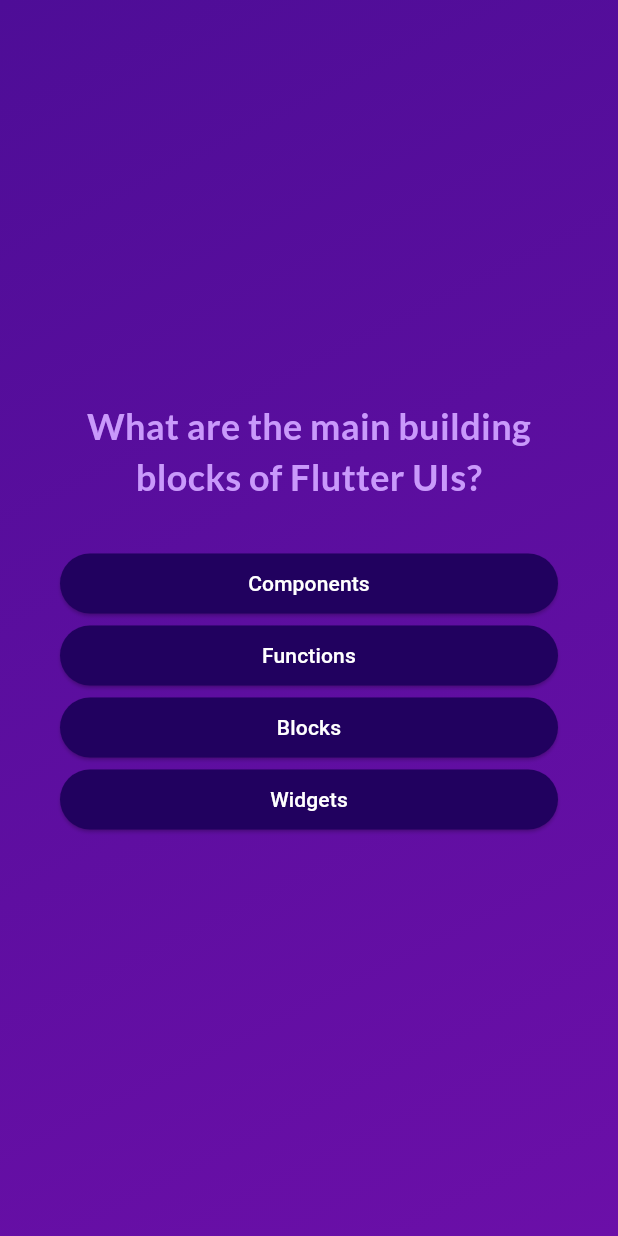
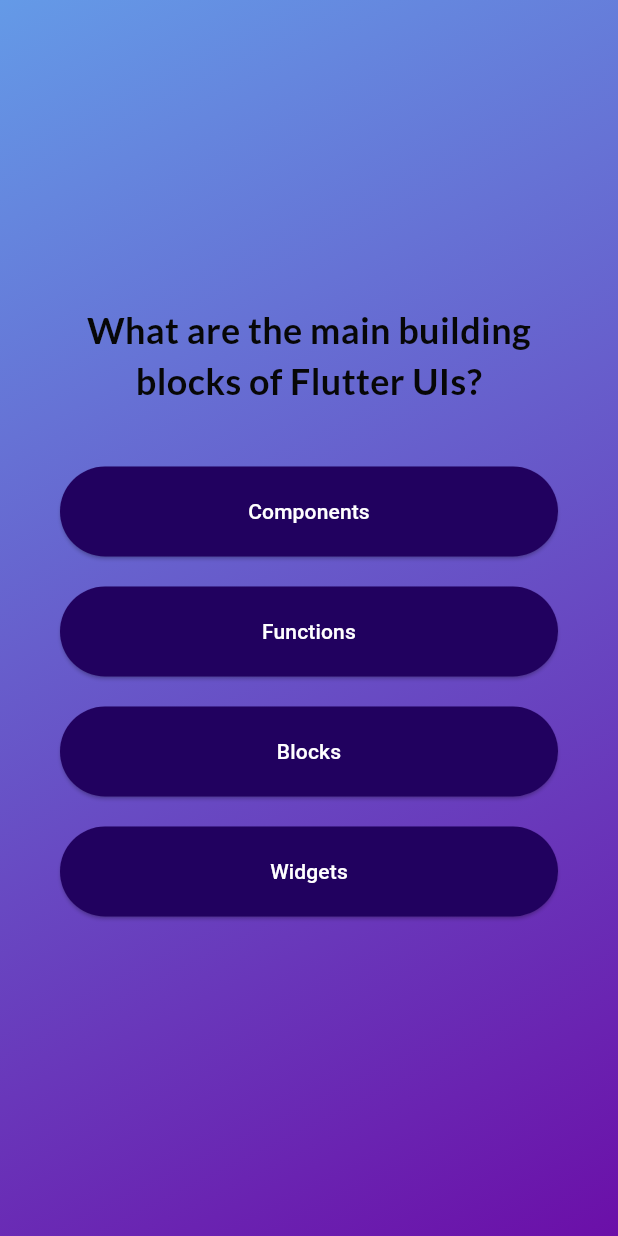
Before and after one commit to Haile-12/Flutter-intern, a Flutter app: the screen it shows after launch, after a tap on "Start Quiz", on a phone screen of 412 x 824 dp. Run offline on Flutter 3.47's test engine with Material 3 defaults, Android fonts, the phone set to English and light mode, and no system bars; our stand-ins replace google_fonts.

Commit message:
updated UI for quiz App

```diff
--- a/lib/answer_button.dart
+++ b/lib/answer_button.dart
@@ -12,11 +12,13 @@ class AnswerButton extends StatelessWidget {
 
   @override
   Widget build(BuildContext context) {
-    return ElevatedButton(
+    return Container(
+      margin: const EdgeInsets.symmetric(vertical: 10),
+      child: ElevatedButton(
         onPressed: onTap,
         style: ElevatedButton.styleFrom(
           padding: const EdgeInsets.symmetric(
-          vertical: 10,
+            vertical: 20,
             horizontal: 40,
           ),
           backgroundColor: const Color.fromARGB(255, 33, 1, 95),
@@ -29,6 +31,7 @@ class AnswerButton extends StatelessWidget {
           answerText,
           textAlign: TextAlign.center,
         ),
+      ),
     );
   }
 }
--- a/lib/questions_screen.dart
+++ b/lib/questions_screen.dart
@@ -42,7 +42,7 @@ class _QuestionsScreenState extends State<QuestionsScreen> {
             Text(
               currentQuestion.text,
               style: GoogleFonts.lato(
-                color: const Color.fromARGB(255, 201, 153, 251),
+                color: const Color.fromARGB(255, 7, 7, 7),
                 fontSize: 24,
                 fontWeight: FontWeight.bold,
               ),
--- a/lib/questions_summary/summary_item.dart
+++ b/lib/questions_summary/summary_item.dart
@@ -17,15 +17,17 @@ class SummaryItem extends StatelessWidget {
       child: Row(
         crossAxisAlignment: CrossAxisAlignment.start,
         children: [
+          // Use 'question_index' here instead of 'question'
           QuestionIdentifier(
             isCorrectAnswer: isCorrectAnswer,
-            questionIndex: itemData['question'] as int,
+            questionIndex: itemData['question_index'] as int,
           ),
           const SizedBox(width: 20),
           Expanded(
             child: Column(
               crossAxisAlignment: CrossAxisAlignment.start,
               children: [
+                // Question text
                 Text(
                   itemData['question'] as String,
                   style: GoogleFonts.lato(
@@ -35,12 +37,14 @@ class SummaryItem extends StatelessWidget {
                   ),
                 ),
                 const SizedBox(height: 5),
+                // User's answer
                 Text(
                   itemData['user_answer'] as String,
                   style: const TextStyle(
                     color: Color.fromARGB(255, 202, 171, 252),
                   ),
                 ),
+                // Correct answer
                 Text(
                   itemData['correct_answer'] as String,
                   style: const TextStyle(
--- a/lib/quiz.dart
+++ b/lib/quiz.dart
@@ -36,6 +36,7 @@ class _QuizState extends State<Quiz> {
 
   void restartQuiz() {
     setState(() {
+      _selectedAnswers.clear(); // ✅ must clear!
       _activeScreen = 'questions-screen';
     });
   }
@@ -56,12 +57,13 @@ class _QuizState extends State<Quiz> {
     }
 
     return MaterialApp(
+       debugShowCheckedModeBanner: false,
       home: Scaffold(
         body: Container(
           decoration: const BoxDecoration(
             gradient: LinearGradient(
               colors: [
-                Color.fromARGB(255, 78, 13, 151),
+                Color.fromARGB(255, 100, 154, 231),
                 Color.fromARGB(255, 107, 15, 168),
               ],
               begin: Alignment.topLeft,
--- a/lib/start_screen.dart
+++ b/lib/start_screen.dart
@@ -15,7 +15,7 @@ class StartScreen extends StatelessWidget {
           Image.asset(
             'assets/images/quiz-logo.png',
             width: 300,
-            color: const Color.fromARGB(150, 255, 255, 255),
+            color: const Color.fromARGB(146, 255, 255, 255),
           ),
 
           const SizedBox(height: 80),
```
Lines whose indentation alone changed are shown as unchanged.
